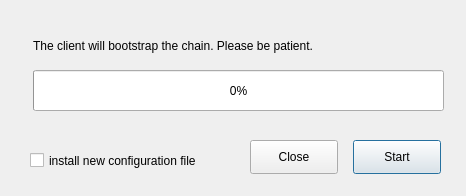
First picture: the form in src/qt/forms/bootstrapdialog.ui, repository VeriConomy/veribase, before the edit.
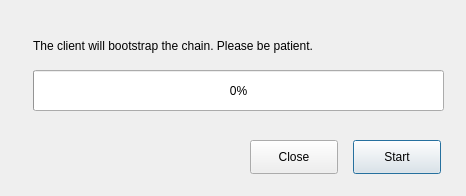
Second picture: the form after the edit.

The edit to the form file:
```diff
--- a/src/qt/forms/bootstrapdialog.ui
+++ b/src/qt/forms/bootstrapdialog.ui
@@ -71,19 +71,6 @@
     <string>Close</string>
    </property>
   </widget>
-  <widget class="QCheckBox" name="checkBox">
-   <property name="geometry">
-    <rect>
-     <x>30</x>
-     <y>140</y>
-     <width>311</width>
-     <height>41</height>
-    </rect>
-   </property>
-   <property name="text">
-    <string>install new configuration file</string>
-   </property>
-  </widget>
  </widget>
  <resources/>
  <connections/>
```
